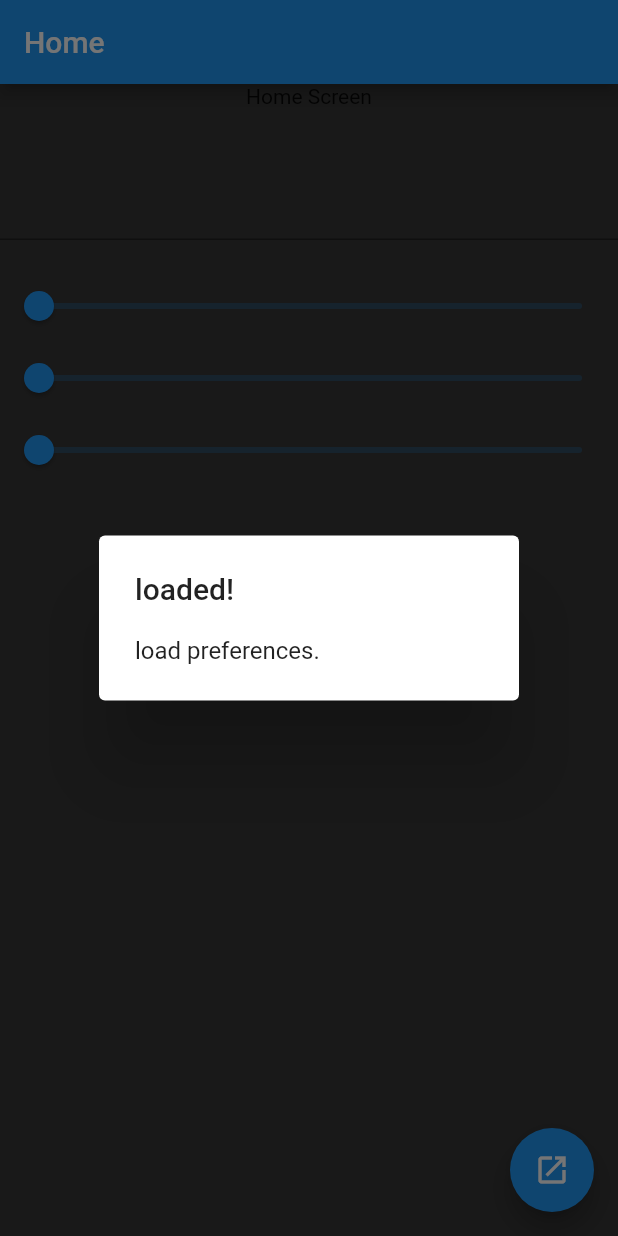
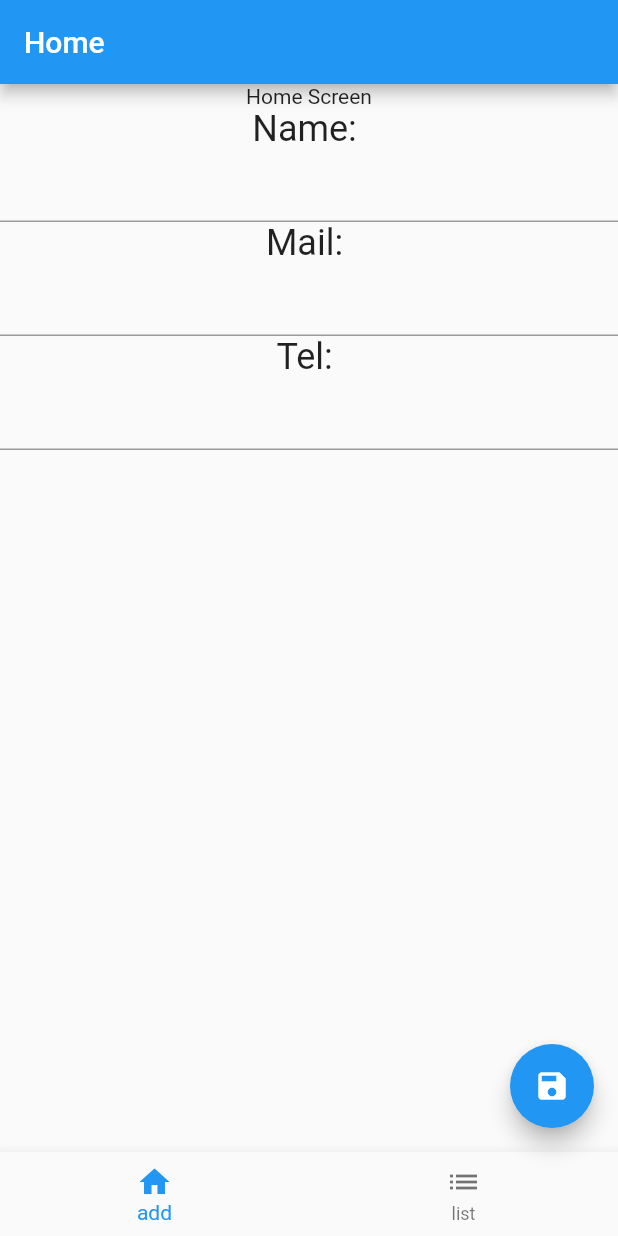
Before and after one commit to Liyuu8/flutter_app, a Flutter app: the screen it shows after launch, on a phone screen of 412 x 824 dp. Run offline on Flutter 3.47's test engine with Material 2 defaults, Android fonts, the phone set to English and light mode, and no system bars; our stand-ins replace sqflite; accounts and stored records are empty.

Commit message:
Access the database

```diff
--- a/lib/main.dart
+++ b/lib/main.dart
@@ -1,6 +1,8 @@
 import 'package:flutter/material.dart';
-
-import 'package:shared_preferences/shared_preferences.dart';
+import 'dart:async';
+import 'package:sqflite/sqflite.dart';
+import 'dart:collection';
+import 'package:path/path.dart';
 
 void main() => runApp(MyApp());
 
@@ -25,6 +27,7 @@ class MyApp extends StatelessWidget {
       initialRoute: '/',
       routes: {
         '/': (context) => FirstScreen(),
+        '/list': (context) => SecondScreen(),
       },
     );
   }
@@ -47,16 +50,18 @@ class FirstScreen extends StatefulWidget {
 }
 
 class _FirstScreenState extends State<FirstScreen> {
-  final _controller = TextEditingController();
-  double _r = 0.0;
-  double _g = 0.0;
-  double _b = 0.0;
+  final _controllerA = TextEditingController();
+  final _controllerB = TextEditingController();
+  final _controllerC = TextEditingController();
 
-  @override
-  void initState() {
-    super.initState();
-    loadPref();
-  }
+  final TextStyle styleA = TextStyle(
+    fontSize: 20.0,
+    color: Colors.black87,
+  );
+  final TextStyle styleB = TextStyle(
+    fontSize: 24.0,
+    color: Colors.black87,
+  );
 
   @override
   Widget build(BuildContext context) {
@@ -72,61 +77,56 @@ class _FirstScreenState extends State<FirstScreen> {
         // the App.build method, and use it to set our appbar title.
         title: Text('Home'),
       ),
-      body: Container(
-        color: Color.fromARGB(200, _r.toInt(), _g.toInt(), _b.toInt()),
+      body: SingleChildScrollView(
         child: Column(
+          mainAxisAlignment: MainAxisAlignment.spaceEvenly,
           children: <Widget>[
             Text('Home Screen',),
-            Padding(padding: EdgeInsets.all(20.0),),
+            Text('Name: ', style: styleB,),
             TextField(
-              controller: _controller,
+              controller: _controllerA,
+              style: styleA,
             ),
-            Padding(padding: EdgeInsets.all(10.0),),
-            Slider(
-              min: 0.0,
-              max: 255.0,
-              value: _r,
-              divisions: 255,
-              onChanged: (double value) {
-                setState(() {
-                  _r = value;
-                });
-              },
+            Text('Mail: ', style: styleB,),
+            TextField(
+              controller: _controllerB,
+              style: styleA,
             ),
-            Slider(
-              min: 0.0,
-              max: 255.0,
-              value: _g,
-              divisions: 255,
-              onChanged: (double value) {
-                setState(() {
-                  _g = value;
-                });
-              },
-            ),
-            Slider(
-              min: 0.0,
-              max: 255.0,
-              value: _b,
-              divisions: 255,
-              onChanged: (double value) {
-                setState(() {
-                  _b = value;
-                });
-              },
+            Text('Tel: ', style: styleB,),
+            TextField(
+              controller: _controllerC,
+              style: styleA,
             ),
           ],
         ),
       ),
+      bottomNavigationBar: BottomNavigationBar(
+        currentIndex: 0,
+        items: <BottomNavigationBarItem>[
+          BottomNavigationBarItem(
+            title: Text('add'),
+            icon: Icon(Icons.home),
+          ),
+          BottomNavigationBarItem(
+            title: Text('list'),
+            icon: Icon(Icons.list),
+          ),
+        ],
+        onTap: (int index) {
+          if(index == 1) {
+            Navigator.pushNamed(context, '/list');
+          }
+        },
+      ),
       floatingActionButton: FloatingActionButton(
-        child: Icon(Icons.open_in_new),
+        child: Icon(Icons.save),
         onPressed: () {
-          savePref();
+          saveData();
           showDialog(
             context: context,
             builder: (BuildContext context) => AlertDialog(
               title: Text("saved!"),
-              content: Text("save preferences."),
+              content: Text("insert data into database."),
             )
           );
         },
@@ -134,30 +134,110 @@ class _FirstScreenState extends State<FirstScreen> {
     );
   }
 
-  void loadPref() async {
-    SharedPreferences.getInstance().then((SharedPreferences prefs) {
-      setState(() {
-        _r = (prefs.getDouble('r') ?? 0.0);
-        _g = (prefs.getDouble('g') ?? 0.0);
-        _b = (prefs.getDouble('b') ?? 0.0);
-        _controller.text = (prefs.getString('input') ?? '');
-      });
-      showDialog(
-          context: context,
-          builder: (BuildContext context) => AlertDialog(
-            title: Text("loaded!"),
-            content: Text("load preferences."),
-          )
-      );
+  void saveData() async {
+    String dbPath = await getDatabasesPath();
+    String path = join(dbPath, "mydata.db");
+
+    String data1 = _controllerA.text;
+    String data2 = _controllerB.text;
+    String data3 = _controllerC.text;
+
+    String query = 'INSERT INTO mydata(name, mail, tel) VALUES("$data1", "$data2", "$data3")';
+
+    Database database = await openDatabase(path, version: 1,
+      onCreate: (Database db, int version) async {
+        await db.execute(
+          "CREATE TABLE IF NOT EXISTS mydata (id INTEGER PRIMARY KEY, name TEXT, mail TEXT, tel TEXT)"
+        );
+      }
+    );
+
+    await database.transaction((txn) async {
+      int id = await txn.rawInsert(query);
+      print("insert: $id");
     });
-  }
 
-  void savePref() async {
-    SharedPreferences.getInstance().then((SharedPreferences prefs) {
-      prefs.setDouble('r', _r);
-      prefs.setDouble('g', _g);
-      prefs.setDouble('b', _b);
-      prefs.setString('input', _controller.text);
+    setState(() {
+      _controllerA.text = '';
+      _controllerB.text = '';
+      _controllerC.text = '';
     });
   }
 }
+
+
+class SecondScreen extends StatefulWidget {
+  SecondScreen({Key key}) : super(key : key);
+
+  @override
+  _SecondScreenState createState() => new _SecondScreenState();
+}
+
+class _SecondScreenState extends State<SecondScreen> {
+  List<Widget> _items = <Widget>[];
+
+  @override
+  void initState() {
+    super.initState();
+    getItems();
+  }
+
+  @override
+  Widget build(BuildContext context) {
+    return Scaffold(
+      appBar: AppBar(
+        title: Text('List'),
+      ),
+      body: ListView(
+        children: _items,
+      ),
+      bottomNavigationBar: BottomNavigationBar(
+        currentIndex: 1,
+        items: <BottomNavigationBarItem>[
+          BottomNavigationBarItem(
+            title: Text('add'),
+            icon: Icon(Icons.home),
+          ),
+          BottomNavigationBarItem(
+            title: Text('list'),
+            icon: Icon(Icons.list),
+          ),
+        ],
+        onTap: (int index) {
+          if(index == 0) {
+            Navigator.pop(context);
+          }
+        },
+      ),
+    );
+  }
+
+  void getItems() async {
+    List<Widget> list = <Widget>[];
+    String dbPath = await getDatabasesPath();
+    String path = join(dbPath, "mydata.db");
+
+    Database database = await openDatabase(path, version: 1,
+      onCreate: (Database db, int version) async {
+        await db.execute(
+          "CREATE TABLE IF NOT EXISTS mydata (id INTEGER PRIMARY KEY, name TEXT, mail TEXT, tel TEXT)"
+        );
+      }
+    );
+
+    List<Map> result = await database.rawQuery('SELECT * FROM mydata');
+
+    for(Map item in result) {
+      list.add(
+        ListTile(
+          title: Text(item['name']),
+          subtitle: Text('Email:  ' + item['mail'] + '    Tel:  ' + item['tel']),
+        )
+      );
+    }
+
+    setState(() {
+      _items = list;
+    });
+  }
+}
--- a/pubspec.yaml
+++ b/pubspec.yaml
@@ -22,6 +22,7 @@ dependencies:
 
   path_provider: any
   shared_preferences: any
+  sqflite: any
 
   # The following adds the Cupertino Icons font to your application.
   # Use with the CupertinoIcons class for iOS style icons.
```
Also changed, not shown: pubspec.lock.
